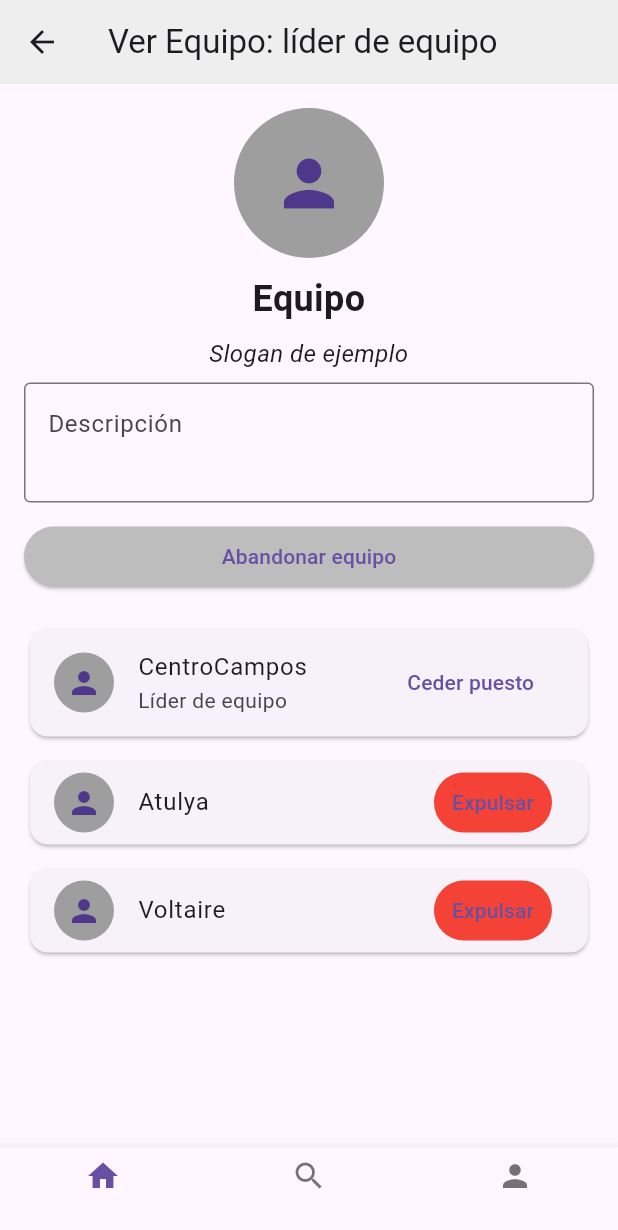
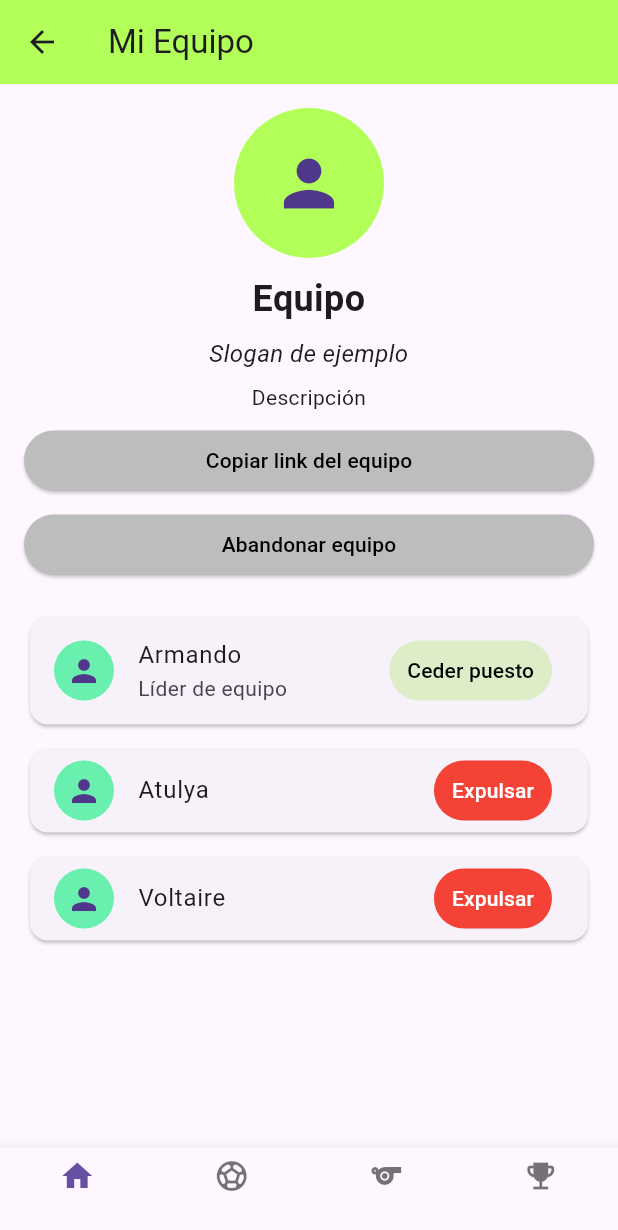
Before and after one commit to alejandrons/uncotejo_app, a Flutter app: the screen it shows after launch, on a phone screen of 412 x 824 dp. Shown: the top 1230 px of the screen. Run offline on Flutter 3.47's test engine with Material 3 defaults, Android fonts, the phone set to English and light mode, and no system bars.

Commit message:
Enhance TeamMemberCard to conditionally display actions based on current user leadership status and update UI elements for better clarity

```diff
--- a/uncotejo_front/lib/features/home/presentation/widgets/team_member_card.dart
+++ b/uncotejo_front/lib/features/home/presentation/widgets/team_member_card.dart
@@ -3,6 +3,7 @@ import 'package:flutter/material.dart';
 class TeamMemberCard extends StatelessWidget {
   final String name;
   final bool isLeader;
+  final bool isCurrentUserLeader;
   final VoidCallback? onLeaderTransfer;
   final VoidCallback? onExpel;
 
@@ -10,6 +11,7 @@ class TeamMemberCard extends StatelessWidget {
     Key? key,
     required this.name,
     this.isLeader = false,
+    required this.isCurrentUserLeader,
     this.onLeaderTransfer,
     this.onExpel,
   }) : super(key: key);
@@ -19,23 +21,32 @@ class TeamMemberCard extends StatelessWidget {
     return Card(
       child: ListTile(
         leading: CircleAvatar(
-          backgroundColor: Colors.grey,
+          backgroundColor: Colors.greenAccent,
           child: const Icon(Icons.person),
         ),
         title: Text(name),
         subtitle: isLeader ? const Text('Líder de equipo') : null,
-        trailing: isLeader
+        trailing: isCurrentUserLeader
+            ? isLeader
                 ? TextButton(
                     onPressed: onLeaderTransfer,
-                child: const Text('Ceder puesto'),
+                    child: const Text('Ceder puesto',
+                    style: TextStyle(color: Colors.black),
+                    ),
+                    style: TextButton.styleFrom(
+                      backgroundColor: Colors.lightGreen[100],
+                    ),
                   )
                 : TextButton(
                     onPressed: onExpel,
-                child: const Text('Expulsar'),
+                    child: const Text('Expulsar',
+                    style: TextStyle(color: Colors.white),
+                    ),
                     style: TextButton.styleFrom(
                       backgroundColor: Colors.red,
                     ),
-              ),
+                  )
+            : null,
       ),
     );
   }
--- a/uncotejo_front/lib/features/home/presentation/widgets/team_screen.dart
+++ b/uncotejo_front/lib/features/home/presentation/widgets/team_screen.dart
@@ -4,12 +4,17 @@ import 'team_member_card.dart';
 class TeamScreen extends StatelessWidget {
   const TeamScreen({super.key});
 
+  void _copyTeamLink() {
+  }
+
   @override
   Widget build(BuildContext context) {
+    bool isCurrentUserLeader = true;
+
     return Scaffold(
       appBar: AppBar(
-        title: const Text('Ver Equipo: líder de equipo'),
-        backgroundColor: Colors.grey[200],
+        title: const Text('Mi Equipo'),
+        backgroundColor: Colors.lightGreenAccent[200],
         leading: IconButton(
           icon: const Icon(Icons.arrow_back),
           onPressed: () {
@@ -25,7 +30,7 @@ class TeamScreen extends StatelessWidget {
             // Team Info Section
             CircleAvatar(
               radius: 50,
-              backgroundColor: Colors.grey,
+              backgroundColor: Colors.lightGreenAccent,
               child: Icon(Icons.person, size: 50),
             ),
             const SizedBox(height: 10),
@@ -41,21 +46,28 @@ class TeamScreen extends StatelessWidget {
               style: TextStyle(fontSize: 16, fontStyle: FontStyle.italic),
             ),
             const SizedBox(height: 8),
-            TextFormField(
-              decoration: const InputDecoration(
-                border: OutlineInputBorder(),
-                hintText: 'Descripción',
+            Text(
+              'Descripción',
+              textAlign: TextAlign.center,
+            ),
+            const SizedBox(height: 8),
+            ElevatedButton(
+              onPressed: _copyTeamLink,
+              child: const Text('Copiar link del equipo',
+              style: TextStyle(color: Colors.black),),
+              style: ElevatedButton.styleFrom(
+              backgroundColor: Colors.grey[400]
               ),
-              maxLines: 2,
             ),
-            const SizedBox(height: 12),
+            const SizedBox(height: 8),
             ElevatedButton(
               onPressed: () {
-                // Handle leave team action
+              // Handle leave team action
               },
-              child: const Text('Abandonar equipo'),
+              child: const Text('Abandonar equipo',
+              style: TextStyle(color: Colors.black),),
               style: ElevatedButton.styleFrom(
-                backgroundColor: Colors.grey[400],
+              backgroundColor: Colors.grey[400]
               ),
             ),
             const SizedBox(height: 20),
@@ -65,8 +77,9 @@ class TeamScreen extends StatelessWidget {
               child: ListView(
                 children: [
                   TeamMemberCard(
-                    name: 'CentroCampos',
+                    name: 'Armando',
                     isLeader: true,
+                    isCurrentUserLeader: isCurrentUserLeader,
                     onLeaderTransfer: () {
                       // Handle leader transfer action
                     },
@@ -74,6 +87,7 @@ class TeamScreen extends StatelessWidget {
                   const SizedBox(height: 8),
                   TeamMemberCard(
                     name: 'Atulya',
+                    isCurrentUserLeader: isCurrentUserLeader,
                     onExpel: () {
                       // Handle expel member action
                     },
@@ -81,6 +95,7 @@ class TeamScreen extends StatelessWidget {
                   const SizedBox(height: 8),
                   TeamMemberCard(
                     name: 'Voltaire',
+                    isCurrentUserLeader: isCurrentUserLeader,
                     onExpel: () {
                       // Handle expel member action
                     },
@@ -92,17 +107,22 @@ class TeamScreen extends StatelessWidget {
         ),
       ),
       bottomNavigationBar: BottomNavigationBar(
+        type: BottomNavigationBarType.fixed,
         items: const [
           BottomNavigationBarItem(
             icon: Icon(Icons.home),
             label: '',
           ),
           BottomNavigationBarItem(
-            icon: Icon(Icons.search),
+            icon: Icon(Icons.sports_soccer),
             label: '',
           ),
           BottomNavigationBarItem(
-            icon: Icon(Icons.person),
+            icon: Icon(Icons.sports),
+            label: '',
+          ),
+          BottomNavigationBarItem(
+            icon: Icon(Icons.emoji_events),
             label: '',
           ),
         ],
```
Lines whose indentation alone changed are shown as unchanged.
